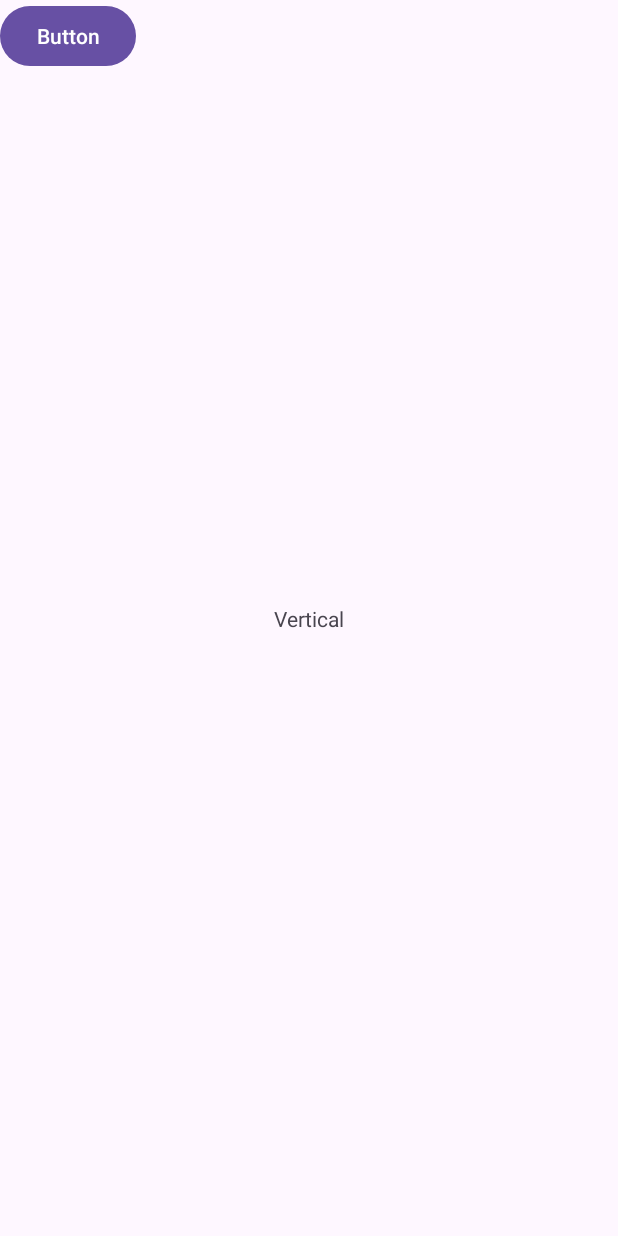
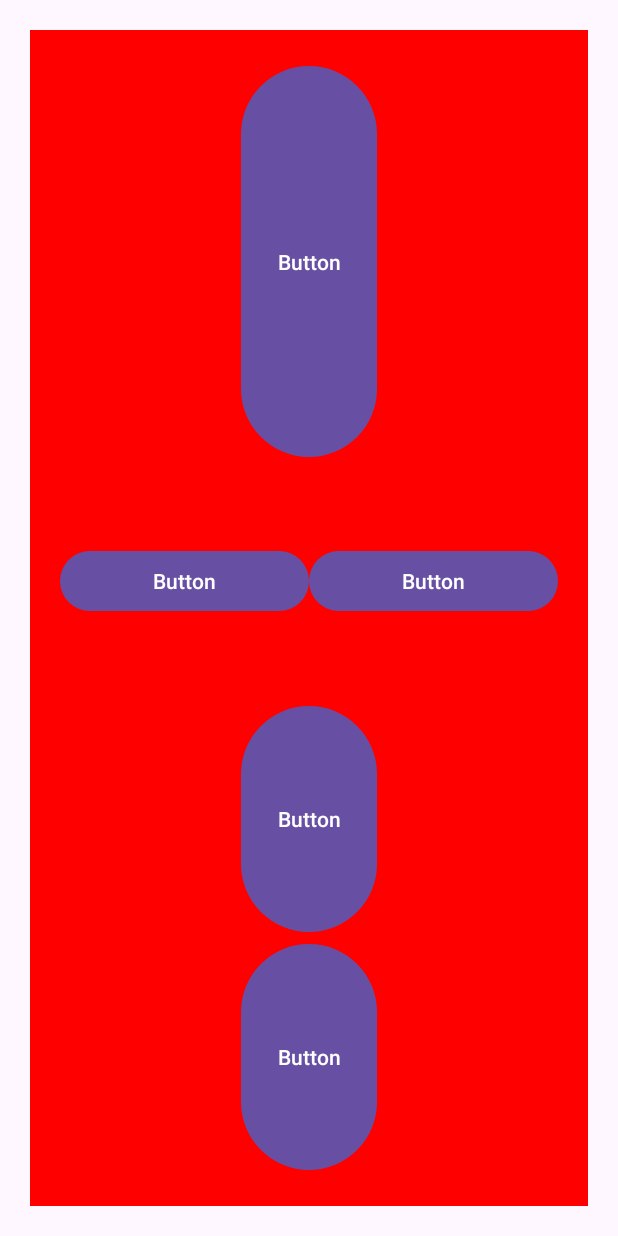
Before and after one commit to CristianHernan92/KeepCoding-AndroidFundamentos, an Android app: the screen it shows after launch (MainActivity), on a phone screen of 412 x 824 dp. Run offline under Robolectric (Android 15) with nearby library versions, the phone set to English and light mode, and no system bars.

Commit message:
LinearLayout agregado

```diff
--- a/ResumenPracticadeloexplicadoenlasclases/app/src/main/java/com/example/resumenpracticadeloexplicadoenlasclases/MainActivity.kt
+++ b/ResumenPracticadeloexplicadoenlasclases/app/src/main/java/com/example/resumenpracticadeloexplicadoenlasclases/MainActivity.kt
@@ -7,7 +7,7 @@ import android.util.Log
 class MainActivity : AppCompatActivity() {
     override fun onCreate(savedInstanceState: Bundle?) {
         super.onCreate(savedInstanceState)
-        setContentView(R.layout.activity_main)
+        setContentView(R.layout.activity_linear_layout)
 
         //LOGS
         Log.d("tag debug", "soy un tag de debug")
--- a/ResumenPracticadeloexplicadoenlasclases/app/src/main/res/layout-land/activity_main.xml
+++ b/ResumenPracticadeloexplicadoenlasclases/app/src/main/res/layout-land/activity_main.xml
@@ -15,12 +15,4 @@
         app:layout_constraintStart_toStartOf="parent"
         app:layout_constraintTop_toTopOf="parent" />
 
-    <Button
-        android:id="@+id/button"
-        android:layout_width="wrap_content"
-        android:layout_height="wrap_content"
-        android:text="Button"
-        tools:layout_editor_absoluteX="161dp"
-        tools:layout_editor_absoluteY="253dp" />
-
 </androidx.constraintlayout.widget.ConstraintLayout>
--- /dev/null
+++ b/ResumenPracticadeloexplicadoenlasclases/app/src/main/res/layout/activity_linear_layout.xml
@@ -0,0 +1,76 @@
+<?xml version="1.0" encoding="utf-8"?>
+
+<!-- orientation: vertical -->
+<!-- gravity: center -->
+<!-- margin: 20dp -->
+<!-- padding: 20dp -->
+
+<LinearLayout xmlns:android="http://schemas.android.com/apk/res/android"
+             android:layout_width="match_parent"
+             android:layout_height="match_parent"
+            android:background="@color/red"
+            android:orientation="vertical"
+            android:gravity="center"
+            android:layout_margin="20dp"
+            android:padding="20dp">
+
+            <!-- weight: 1 -->
+
+            <Button
+                android:id="@+id/Button1"
+                android:layout_width="wrap_content"
+                android:layout_height="wrap_content"
+                android:layout_weight="2"
+                android:text="Button"
+                >
+
+            </Button>
+
+            <LinearLayout
+                android:layout_width="match_parent"
+                android:layout_height="wrap_content"
+                android:layout_weight="1"
+                android:gravity="center"
+                android:orientation="horizontal">
+
+                        <Button
+                            android:id="@+id/Button4"
+                            android:layout_width="wrap_content"
+                            android:layout_height="wrap_content"
+                            android:layout_weight="1"
+                            android:text="Button"
+                            >
+
+                        </Button>
+
+                        <Button
+                            android:id="@+id/Button5"
+                            android:layout_width="wrap_content"
+                            android:layout_height="wrap_content"
+                            android:layout_weight="1"
+                            android:text="Button"
+                            >
+
+                        </Button>
+            </LinearLayout>
+
+            <Button
+                android:id="@+id/Button2"
+                android:layout_width="wrap_content"
+                android:layout_height="wrap_content"
+                android:layout_weight="1"
+                android:text="Button"
+                >
+
+            </Button>
+
+            <Button
+                android:id="@+id/Button3"
+                android:layout_width="wrap_content"
+                android:layout_height="wrap_content"
+                android:layout_weight="1"
+                android:text="Button"
+                >
+
+            </Button>
+</LinearLayout>
--- a/ResumenPracticadeloexplicadoenlasclases/app/src/main/res/layout/activity_main.xml
+++ b/ResumenPracticadeloexplicadoenlasclases/app/src/main/res/layout/activity_main.xml
@@ -9,18 +9,10 @@
     <TextView
         android:layout_width="wrap_content"
         android:layout_height="wrap_content"
-        android:text="Vertical"
+        android:text="@string/texto_vertical"
         app:layout_constraintBottom_toBottomOf="parent"
         app:layout_constraintEnd_toEndOf="parent"
         app:layout_constraintStart_toStartOf="parent"
         app:layout_constraintTop_toTopOf="parent" />
 
-    <Button
-        android:id="@+id/button"
-        android:layout_width="wrap_content"
-        android:layout_height="wrap_content"
-        android:text="Button"
-        tools:layout_editor_absoluteX="161dp"
-        tools:layout_editor_absoluteY="253dp" />
-
 </androidx.constraintlayout.widget.ConstraintLayout>
--- a/ResumenPracticadeloexplicadoenlasclases/app/src/main/res/values/strings.xml
+++ b/ResumenPracticadeloexplicadoenlasclases/app/src/main/res/values/strings.xml
@@ -1,3 +1,5 @@
 <resources>
     <string name="app_name">ResumenPracticadeloexplicadoenlasclases</string>
+    <string name="texto_vertical">Vertical</string>
+    <string name="texto_horizontal">Horizontal</string>
 </resources>
```
Also changed, not shown: 3 other files.
